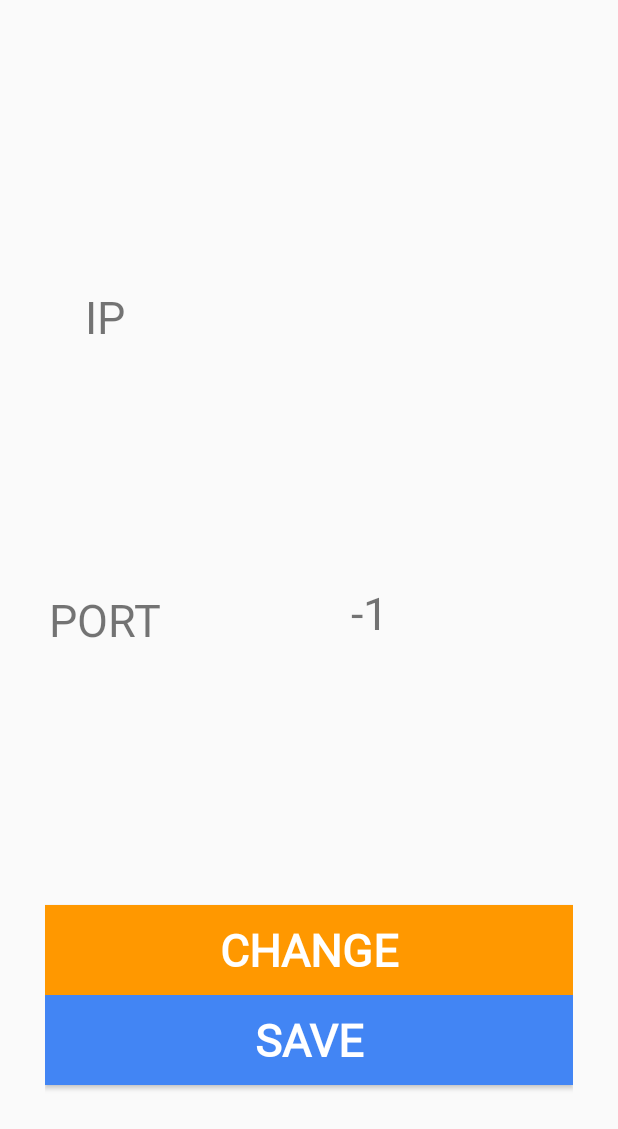
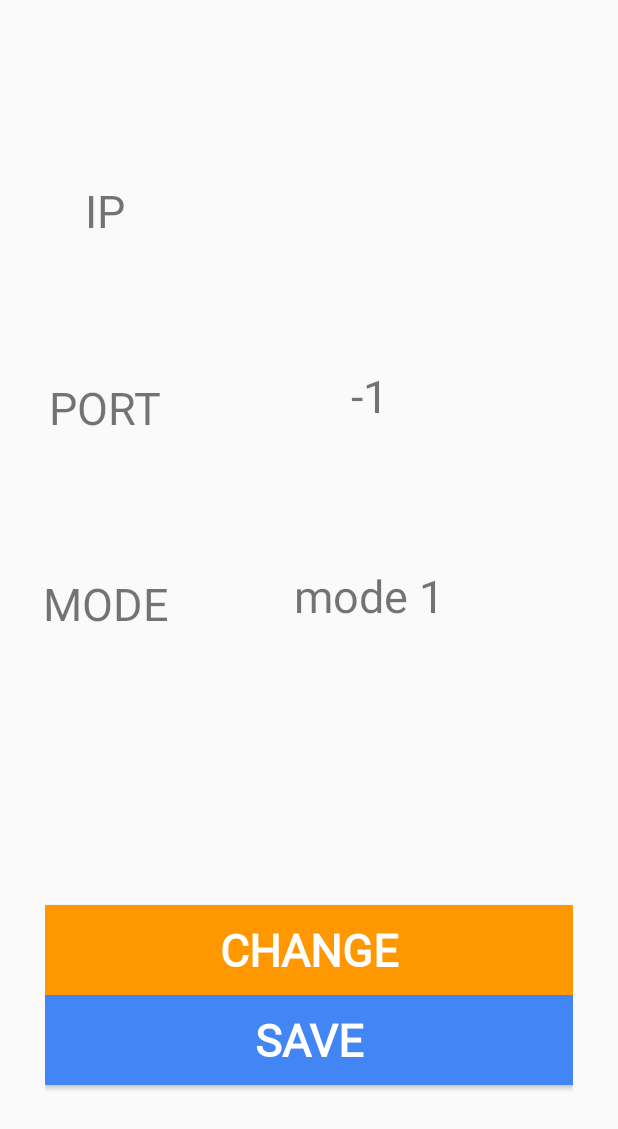
Before and after one commit to SnovvyOwl/COA_PY_AutonomusCAR, an Android app: the SettingsActivity screen opened directly, with no data from a screen before it, on a phone screen of 412 x 824 dp. Shown: the top 1129 px of the screen. Run offline under Robolectric (Android 15) with nearby library versions, the phone set to English and light mode, and no system bars.

Commit message:
test_1
+ add textview on setting Activity for test mode view
+ change data form

```diff
--- a/Android/WirelessController/app/src/main/res/layout/activity_settings.xml
+++ b/Android/WirelessController/app/src/main/res/layout/activity_settings.xml
@@ -33,10 +33,23 @@
         android:text="PORT"
         android:textSize="30sp"
         app:layout_constraintTop_toBottomOf="@id/txt_ip_title"
+        app:layout_constraintBottom_toTopOf="@id/txt_port_mode"
+        app:layout_constraintLeft_toLeftOf="parent"
+        app:layout_constraintRight_toLeftOf="@id/guidline"/>
+
+
+    <TextView
+        android:layout_width="wrap_content"
+        android:layout_height="wrap_content"
+        android:id="@+id/txt_port_mode"
+        android:text="MODE"
+        android:textSize="30sp"
+        app:layout_constraintTop_toBottomOf="@id/txt_ip_title"
         app:layout_constraintBottom_toBottomOf="parent"
         app:layout_constraintLeft_toLeftOf="parent"
         app:layout_constraintRight_toLeftOf="@id/guidline"
-        android:layout_marginBottom="200dp"/>
+        android:layout_marginBottom="150dp"/>
+
 
 
     <TextView
@@ -59,10 +72,22 @@
         android:gravity="center"
         android:textSize="30sp"
         app:layout_constraintTop_toBottomOf="@id/txt_ip"
+        app:layout_constraintBottom_toTopOf="@id/txt_mode"
+        app:layout_constraintLeft_toRightOf="@id/guidline"
+        app:layout_constraintRight_toRightOf="parent"/>
+
+    <TextView
+        android:layout_width="0dp"
+        android:layout_height="wrap_content"
+        android:id="@+id/txt_mode"
+        android:text="mode 1"
+        android:gravity="center"
+        android:textSize="30sp"
+        app:layout_constraintTop_toBottomOf="@id/txt_ip"
         app:layout_constraintBottom_toBottomOf="parent"
         app:layout_constraintLeft_toRightOf="@id/guidline"
         app:layout_constraintRight_toRightOf="parent"
-        android:layout_marginBottom="200dp"/>
+        android:layout_marginBottom="150dp"/>
 
     <Button
         android:layout_width="0dp"
```
Also changed, not shown: Android/WirelessController/app/src/main/java/com/example/wirelesscontroller/ControllerActivity.java (+31 -3 lines), 1 other file.
